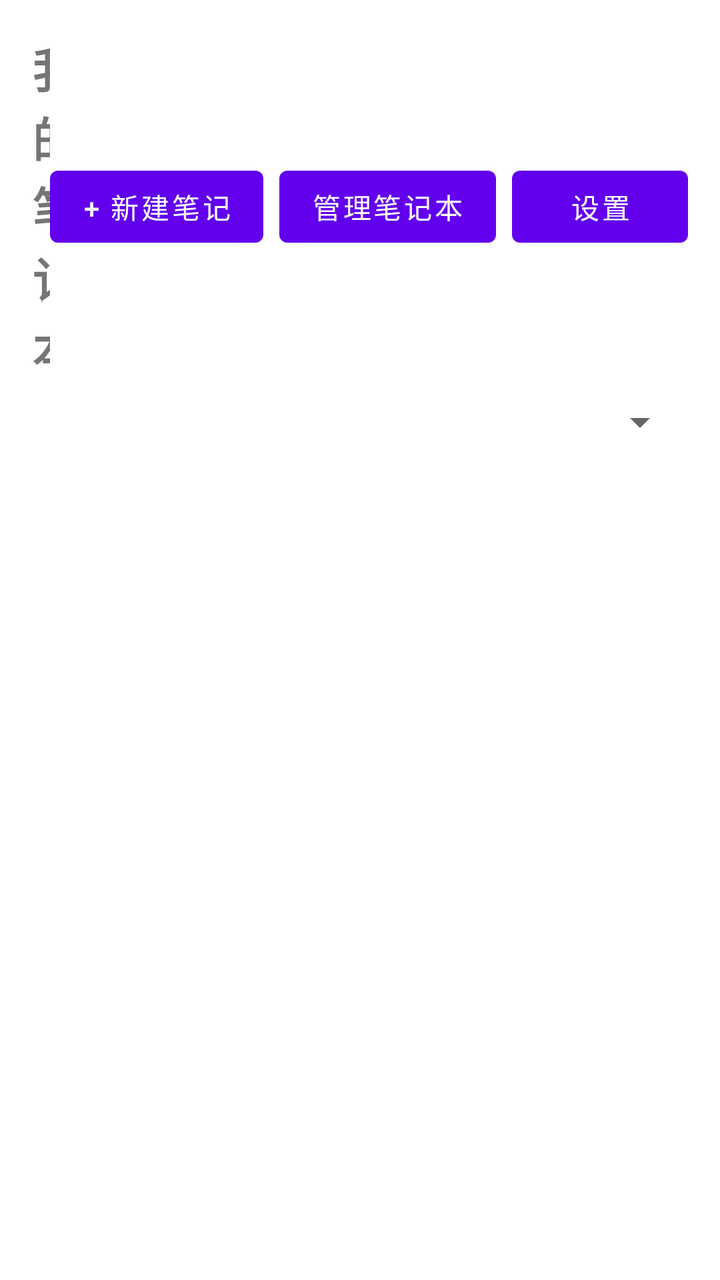
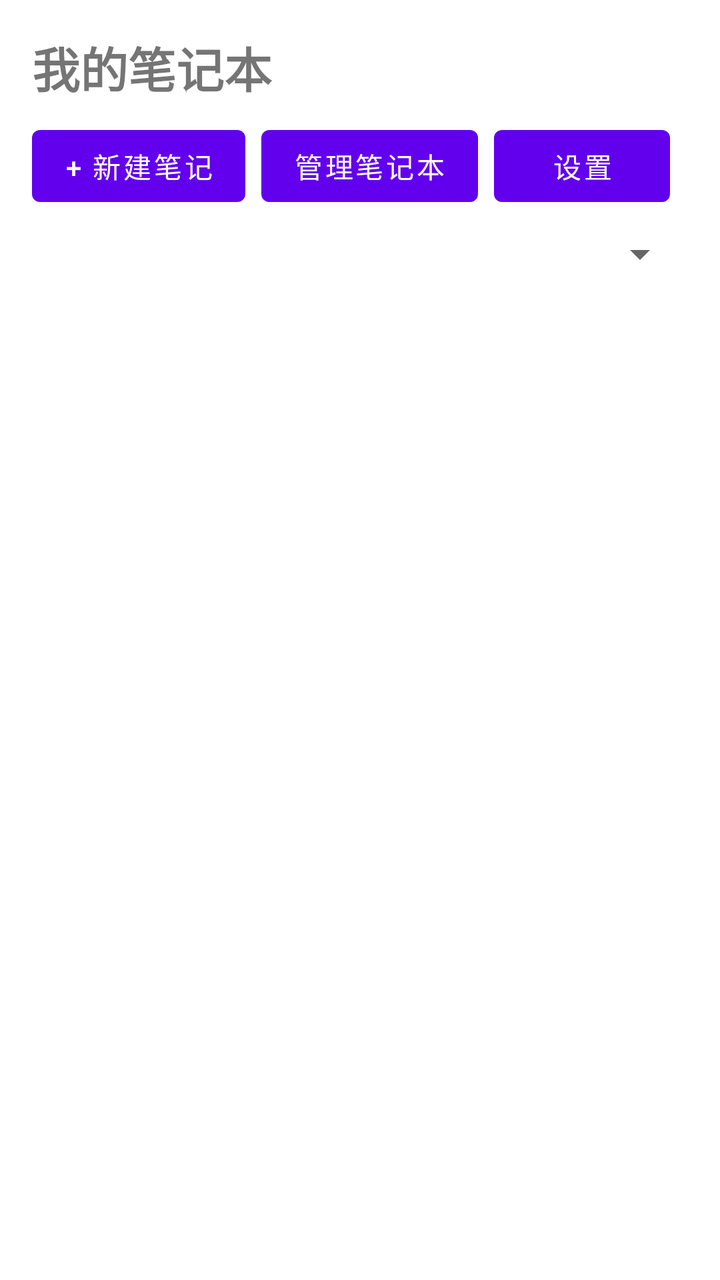

An Android layout rendered at two revisions. The XML below is the earlier revision; the diff shows what the commit changed to produce the second picture.
<!-- AndroidManifest.xml: fallback theme Theme.MaterialComponents.DayNight.NoActionBar -->
<!-- res/layout/activity_main.xml -->
<?xml version="1.0" encoding="utf-8"?>
<LinearLayout xmlns:android="http://schemas.android.com/apk/res/android"
    android:layout_width="match_parent"
    android:layout_height="match_parent"
    android:orientation="vertical"
    android:padding="16dp">

    <LinearLayout
        android:layout_width="match_parent"
        android:layout_height="wrap_content"
        android:orientation="horizontal"
        android:gravity="center_vertical">
        
        <TextView
            android:layout_width="0dp"
            android:layout_height="wrap_content"
            android:layout_weight="1"
            android:text="我的笔记本"
            android:textSize="24sp"
            android:textStyle="bold"/>

        <Button
            android:id="@+id/btn_add_note"
            android:layout_width="wrap_content"
            android:layout_height="wrap_content"
            android:text="+ 新建笔记"
            android:layout_marginEnd="8dp"/>

        <Button
            android:id="@+id/btn_manage_notebooks"
            android:layout_width="wrap_content"
            android:layout_height="wrap_content"
            android:text="管理笔记本"
            android:layout_marginEnd="8dp"/>

        <Button
            android:id="@+id/btn_settings"
            android:layout_width="wrap_content"
            android:layout_height="wrap_content"
            android:text="设置" />
    </LinearLayout>

    <Spinner
        android:id="@+id/spinner_filter_notebook"
        android:layout_width="match_parent"
        android:layout_height="wrap_content"
        android:layout_marginTop="8dp"
        android:layout_marginBottom="8dp" />

    <androidx.recyclerview.widget.RecyclerView
        android:id="@+id/recycler_view"
        android:layout_width="match_parent"
        android:layout_height="match_parent"
        android:layout_marginTop="8dp"/>

</LinearLayout>
<!-- resources referenced by this layout -->
<resources>

</resources>

<!-- the commit's change to res/layout/activity_main.xml (unified diff, before → after) -->
@@ -8,36 +8,41 @@
     <LinearLayout
         android:layout_width="match_parent"
         android:layout_height="wrap_content"
-        android:orientation="horizontal"
-        android:gravity="center_vertical">
+        android:orientation="vertical">
         
         <TextView
-            android:layout_width="0dp"
+            android:layout_width="match_parent"
             android:layout_height="wrap_content"
-            android:layout_weight="1"
             android:text="我的笔记本"
             android:textSize="24sp"
-            android:textStyle="bold"/>
+            android:textStyle="bold"
+            android:layout_marginBottom="8dp"/>
 
-        <Button
-            android:id="@+id/btn_add_note"
-            android:layout_width="wrap_content"
+        <LinearLayout
+            android:layout_width="match_parent"
             android:layout_height="wrap_content"
-            android:text="+ 新建笔记"
-            android:layout_marginEnd="8dp"/>
+            android:orientation="horizontal">
 
-        <Button
-            android:id="@+id/btn_manage_notebooks"
-            android:layout_width="wrap_content"
-            android:layout_height="wrap_content"
-            android:text="管理笔记本"
-            android:layout_marginEnd="8dp"/>
+            <Button
+                android:id="@+id/btn_add_note"
+                android:layout_width="wrap_content"
+                android:layout_height="wrap_content"
+                android:text="+ 新建笔记"
+                android:layout_marginEnd="8dp"/>
 
-        <Button
-            android:id="@+id/btn_settings"
-            android:layout_width="wrap_content"
-            android:layout_height="wrap_content"
-            android:text="设置" />
+            <Button
+                android:id="@+id/btn_manage_notebooks"
+                android:layout_width="wrap_content"
+                android:layout_height="wrap_content"
+                android:text="管理笔记本"
+                android:layout_marginEnd="8dp"/>
+
+            <Button
+                android:id="@+id/btn_settings"
+                android:layout_width="wrap_content"
+                android:layout_height="wrap_content"
+                android:text="设置" />
+        </LinearLayout>
     </LinearLayout>
 
     <Spinner
